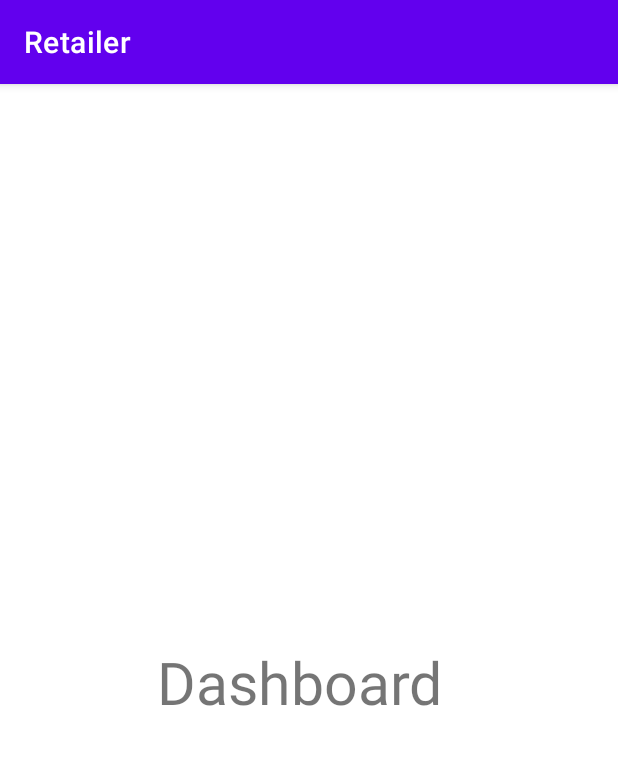
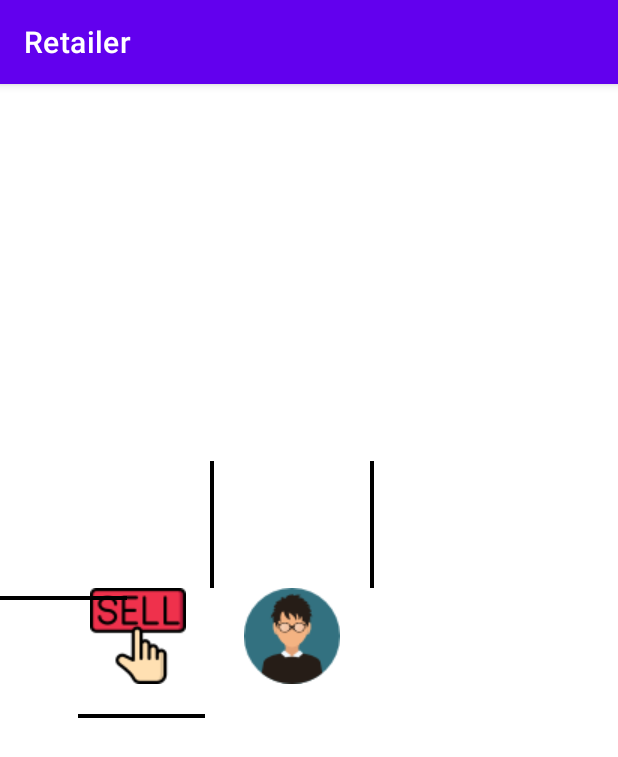
Before and after one commit to tamzidisrakadol/warramtyCheckerForRetailer, an Android app: the Dashboard_Activity screen opened directly, with no data from a screen before it, on a phone screen of 412 x 824 dp. Shown: the top 757 px of the screen. Run offline under Robolectric (Android 15) with nearby library versions, the light colour scheme and no system bars; our stand-ins replace sdp/ssp sizes; 1 statement that could not run was skipped.

Commit message:
WarrantyChecker for Retailer create layout for login. add functionalaity of login from server in vsCode. add functionality login in LogInActivity.java. intent to Dashboard_Activity.java. add autoLogin method. create ProfileActivity.java. ADD textView and setText of RetailerInfo import from sql while login add new activity_sell_battery.xml. Create layout.and small update design in activity_dashboard.xml

```diff
--- a/app/src/main/AndroidManifest.xml
+++ b/app/src/main/AndroidManifest.xml
@@ -16,6 +16,9 @@
         android:usesCleartextTraffic="true"
         tools:targetApi="31">
         <activity
+            android:name=".views.SellBatteryActivity"
+            android:exported="false" />
+        <activity
             android:name=".views.ProfileActivity"
             android:exported="false" />
         <activity
--- a/app/src/main/java/com/example/warrantycheckerforretailer/views/LogInActivity.java
+++ b/app/src/main/java/com/example/warrantycheckerforretailer/views/LogInActivity.java
@@ -39,9 +39,9 @@ public class LogInActivity extends AppCompatActivity {
         setContentView(binding.getRoot());
         getSupportActionBar().hide();
 
-        if (SharedPrefManager.getInstance(this).isLoggedIn()){
+        if (SharedPrefManager.getInstance(this).isLoggedIn()) {
             finish();
-            Intent intent = new Intent(this,Dashboard_Activity.class);
+            Intent intent = new Intent(this, Dashboard_Activity.class);
             startActivity(intent);
             return;
         }
--- a/app/src/main/java/com/example/warrantycheckerforretailer/views/ProfileActivity.java
+++ b/app/src/main/java/com/example/warrantycheckerforretailer/views/ProfileActivity.java
@@ -13,7 +13,7 @@ import android.content.SharedPreferences;
 import android.os.Bundle;
 
 import com.example.warrantycheckerforretailer.databinding.ActivityProfileBinding;
-import com.example.warrantycheckerforretailer.repository.SharedPrefManager;
+
 
 public class ProfileActivity extends AppCompatActivity {
     ActivityProfileBinding binding;
--- /dev/null
+++ b/app/src/main/res/drawable/calendar.xml
@@ -0,0 +1,5 @@
+<vector android:height="24dp" android:tint="#000000"
+    android:viewportHeight="24" android:viewportWidth="24"
+    android:width="24dp" xmlns:android="http://schemas.android.com/apk/res/android">
+    <path android:fillColor="@android:color/white" android:pathData="M19,4h-1V2h-2v2H8V2H6v2H5C3.89,4 3.01,4.9 3.01,6L3,20c0,1.1 0.89,2 2,2h14c1.1,0 2,-0.9 2,-2V6C21,4.9 20.1,4 19,4zM19,20H5V10h14V20zM9,14H7v-2h2V14zM13,14h-2v-2h2V14zM17,14h-2v-2h2V14zM9,18H7v-2h2V18zM13,18h-2v-2h2V18zM17,18h-2v-2h2V18z"/>
+</vector>
--- a/app/src/main/res/layout/activity_dashboard.xml
+++ b/app/src/main/res/layout/activity_dashboard.xml
@@ -6,15 +6,64 @@
     android:layout_height="match_parent"
     tools:context=".views.Dashboard_Activity">
 
-    <TextView
-        android:id="@+id/textView"
+    <ImageButton
+        android:id="@+id/dashboardSellBtn"
         android:layout_width="wrap_content"
         android:layout_height="wrap_content"
-        android:layout_marginTop="372dp"
-        android:text="Dashboard"
-        android:textSize="@dimen/_30sdp"
-        app:layout_constraintEnd_toEndOf="parent"
-        app:layout_constraintHorizontal_bias="0.474"
+        android:layout_marginStart="60dp"
+        android:layout_marginTop="336dp"
+        android:background="@android:color/transparent"
         app:layout_constraintStart_toStartOf="parent"
+        app:layout_constraintTop_toTopOf="parent"
+        app:srcCompat="@drawable/selling" />
+
+    <View
+        android:id="@+id/view"
+        android:layout_width="@dimen/_2sdp"
+        android:layout_height="@dimen/_65sdp"
+        android:layout_marginStart="16dp"
+        android:layout_marginBottom="432dp"
+        android:background="@color/black"
+        app:layout_constraintBottom_toBottomOf="parent"
+        app:layout_constraintStart_toEndOf="@+id/dashboardSellBtn" />
+
+    <ImageButton
+        android:id="@+id/dashboardProfileBtn"
+        android:layout_width="wrap_content"
+        android:layout_height="wrap_content"
+        android:layout_marginStart="20dp"
+        android:layout_marginTop="336dp"
+        android:background="@android:color/transparent"
+        android:src="@drawable/user"
+        app:layout_constraintStart_toEndOf="@+id/view"
         app:layout_constraintTop_toTopOf="parent" />
+
+    <View
+        android:layout_width="@dimen/_2sdp"
+        android:layout_height="@dimen/_65sdp"
+        android:layout_marginStart="20dp"
+        android:layout_marginBottom="432dp"
+        android:background="@color/black"
+        app:layout_constraintBottom_toBottomOf="parent"
+        app:layout_constraintStart_toEndOf="@+id/dashboardProfileBtn" />
+
+
+    <View
+        android:id="@+id/view2"
+        android:layout_width="@dimen/_65sdp"
+        android:layout_height="@dimen/_2sdp"
+        android:layout_marginStart="52dp"
+        android:layout_marginTop="20dp"
+        android:background="@color/black"
+        app:layout_constraintStart_toStartOf="parent"
+        app:layout_constraintTop_toBottomOf="@+id/dashboardSellBtn" />
+
+    <View
+        android:layout_width="@dimen/_65sdp"
+        android:layout_height="@dimen/_2sdp"
+        android:layout_marginBottom="424dp"
+        android:background="@color/black"
+        app:layout_constraintBottom_toBottomOf="parent"
+        tools:layout_editor_absoluteX="163dp" />
+
 </androidx.constraintlayout.widget.ConstraintLayout>
```
Also changed, not shown: app/src/main/java/com/example/warrantycheckerforretailer/views/Dashboard_Activity.java (+6 -4 lines), app/src/main/java/com/example/warrantycheckerforretailer/views/SellBatteryActivity.java (added, +20 -0 lines), app/src/main/res/drawable/tv_bg.xml (added, +8 -0 lines), app/src/main/res/layout/activity_sell_battery.xml (added, +122 -0 lines), app/src/main/res/drawable/scanner.png (added), app/src/main/res/drawable/selling.png (added), app/src/main/res/drawable/user.png (added).
